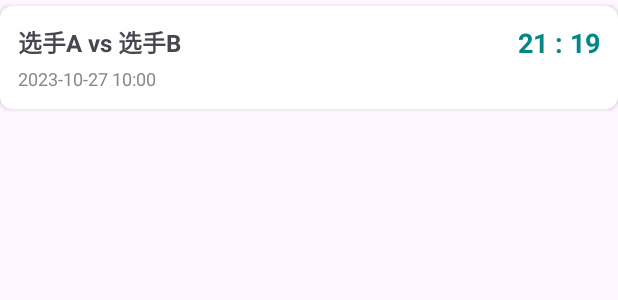
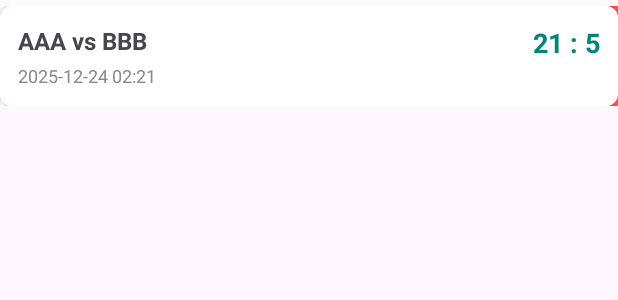
Before and after one commit to robbieji789-sudo/Batminton, an Android app: the layout item_match_history.xml on its own in the app's theme, with its tools: preview values and no code run, on a phone screen of 412 x 824 dp. Shown: the top 300 px of the screen. Run offline under Robolectric (Android 15) with nearby library versions, the phone set to English and light mode, and no system bars.

Commit message:
Develop a scoring app for badminton

```diff
--- a/app/src/main/res/layout/item_match_history.xml
+++ b/app/src/main/res/layout/item_match_history.xml
@@ -1,22 +1,44 @@
 <?xml version="1.0" encoding="utf-8"?>
-<androidx.cardview.widget.CardView xmlns:android="http://schemas.android.com/apk/res/android"
+<FrameLayout xmlns:android="http://schemas.android.com/apk/res/android"
     xmlns:app="http://schemas.android.com/apk/res-auto"
     android:layout_width="match_parent"
     android:layout_height="wrap_content"
-    android:layout_marginVertical="4dp"
+    android:layout_marginVertical="4dp">
+
+    <LinearLayout
+        android:id="@+id/deleteRegion"
+        android:layout_width="100dp"
+        android:layout_height="match_parent"
+        android:layout_gravity="end"
+        android:background="#FF5252"
+        android:gravity="center">
+
+        <TextView
+            android:layout_width="wrap_content"
+            android:layout_height="wrap_content"
+            android:text="删除"
+            android:textColor="@android:color/white"
+            android:textStyle="bold" />
+    </LinearLayout>
+
+    <androidx.cardview.widget.CardView
+        android:id="@+id/contentCard"
+        android:layout_width="match_parent"
+        android:layout_height="wrap_content"
         app:cardCornerRadius="8dp"
         app:cardElevation="2dp">
 
         <androidx.constraintlayout.widget.ConstraintLayout
             android:layout_width="match_parent"
             android:layout_height="wrap_content"
-        android:padding="12dp">
+            android:padding="12dp"
+            android:background="@android:color/white">
 
             <TextView
                 android:id="@+id/tvPlayers"
                 android:layout_width="wrap_content"
                 android:layout_height="wrap_content"
-            android:text="选手A vs 选手B"
+                android:text="AAA vs BBB"
                 android:textSize="16sp"
                 android:textStyle="bold"
                 app:layout_constraintStart_toStartOf="parent"
@@ -26,10 +48,10 @@
                 android:id="@+id/tvScoreResult"
                 android:layout_width="wrap_content"
                 android:layout_height="wrap_content"
-            android:text="21 : 19"
+                android:text="21 : 5"
                 android:textSize="18sp"
                 android:textStyle="bold"
-            android:textColor="@color/teal_700"
+                android:textColor="#008577"
                 app:layout_constraintEnd_toEndOf="parent"
                 app:layout_constraintTop_toTopOf="parent" />
 
@@ -38,7 +60,7 @@
                 android:layout_width="wrap_content"
                 android:layout_height="wrap_content"
                 android:layout_marginTop="4dp"
-            android:text="2023-10-27 10:00"
+                android:text="2025-12-24 02:21"
                 android:textColor="#888888"
                 android:textSize="12sp"
                 app:layout_constraintStart_toStartOf="parent"
@@ -46,3 +68,4 @@
 
         </androidx.constraintlayout.widget.ConstraintLayout>
     </androidx.cardview.widget.CardView>
+</FrameLayout>
```
Also changed, not shown: app/src/main/java/com/example/batminton/HistoryAdapter.kt (+16 -9 lines), app/src/main/java/com/example/batminton/MainActivity.kt (+62 -45 lines). Lines whose indentation alone changed are shown as unchanged.
